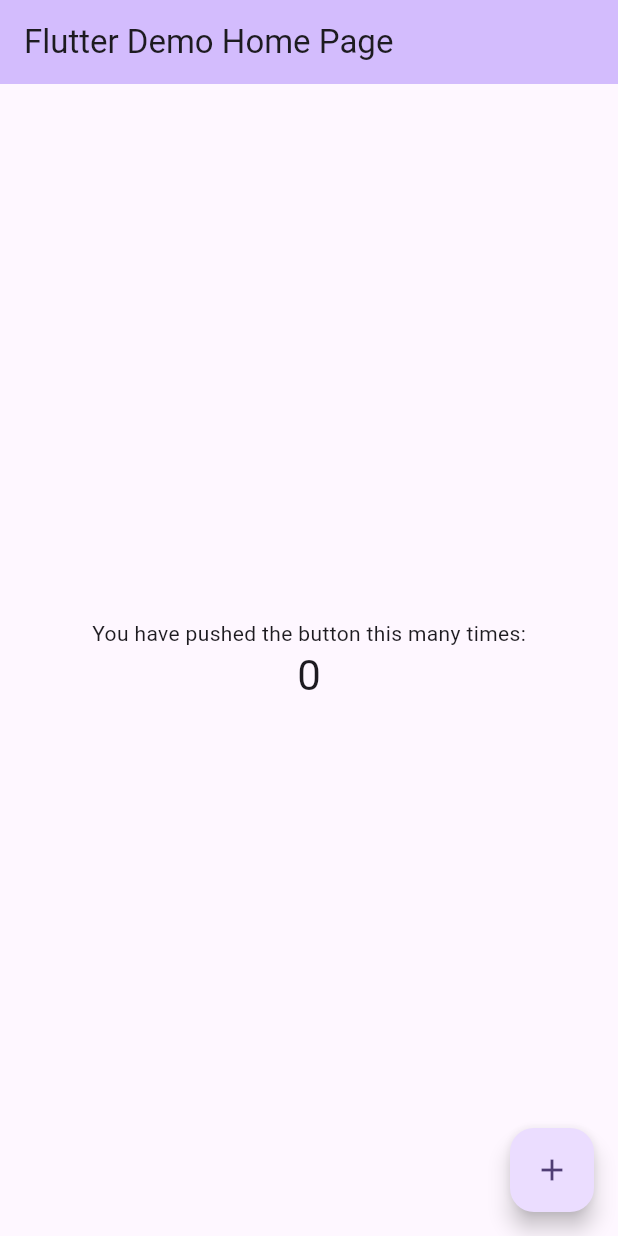
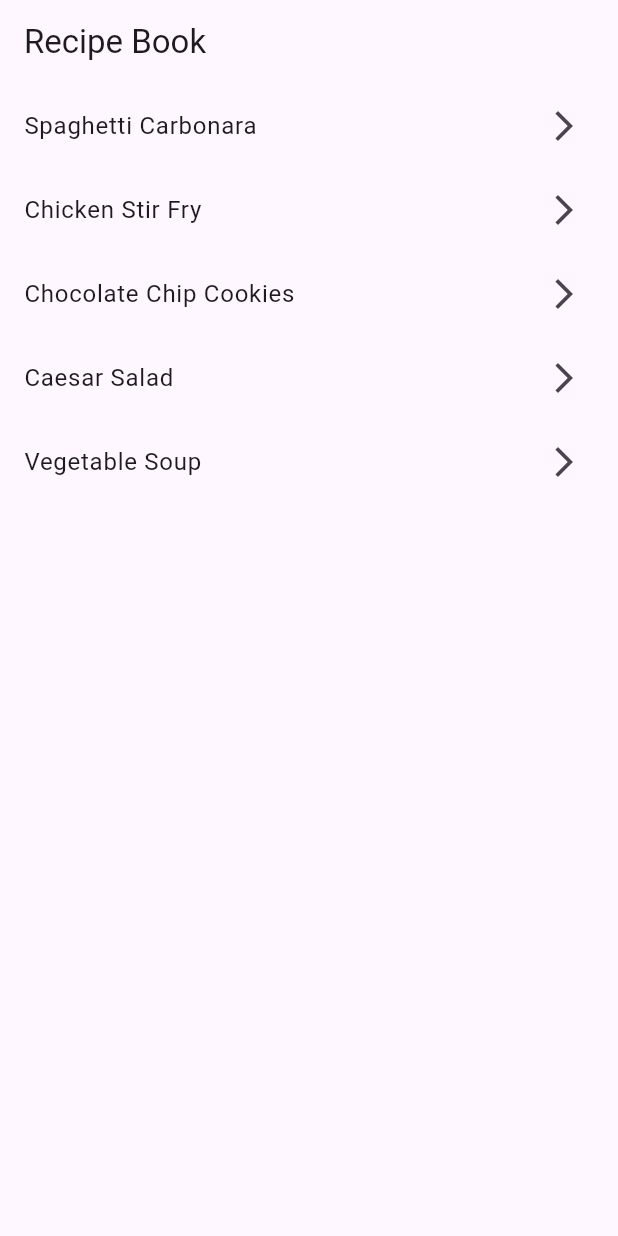
Before and after one commit to AryanSahu2805/Recipe-Book-App, a Flutter app: the screen it shows after launch, on a phone screen of 412 x 824 dp. Run offline on Flutter 3.47's test engine with Material 3 defaults, Android fonts, the phone set to English and light mode, and no system bars.

Commit message:
Added home and detail screen

```diff
--- /dev/null
+++ b/lib/details_screen.dart
@@ -0,0 +1,63 @@
+import 'package:flutter/material.dart';
+import 'home_screen.dart';
+
+class DetailsScreen extends StatelessWidget {
+  final Recipe recipe;
+
+  const DetailsScreen({super.key, required this.recipe});
+
+  @override
+  Widget build(BuildContext context) {
+    return Scaffold(
+      appBar: AppBar(
+        title: Text(recipe.name),
+      ),
+      body: SingleChildScrollView(
+        padding: const EdgeInsets.all(16.0),
+        child: Column(
+          crossAxisAlignment: CrossAxisAlignment.start,
+          children: [
+            const Text(
+              'Ingredients',
+              style: TextStyle(
+                fontSize: 22,
+                fontWeight: FontWeight.bold,
+              ),
+            ),
+            const SizedBox(height: 12),
+            ...recipe.ingredients.map(
+              (ingredient) => Padding(
+                padding: const EdgeInsets.symmetric(vertical: 4.0),
+                child: Row(
+                  crossAxisAlignment: CrossAxisAlignment.start,
+                  children: [
+                    const Text('• ', style: TextStyle(fontSize: 16)),
+                    Expanded(
+                      child: Text(
+                        ingredient,
+                        style: const TextStyle(fontSize: 16),
+                      ),
+                    ),
+                  ],
+                ),
+              ),
+            ),
+            const SizedBox(height: 24),
+            const Text(
+              'Instructions',
+              style: TextStyle(
+                fontSize: 22,
+                fontWeight: FontWeight.bold,
+              ),
+            ),
+            const SizedBox(height: 12),
+            Text(
+              recipe.instructions,
+              style: const TextStyle(fontSize: 16),
+            ),
+          ],
+        ),
+      ),
+    );
+  }
+}
--- /dev/null
+++ b/lib/home_screen.dart
@@ -0,0 +1,115 @@
+import 'package:flutter/material.dart';
+import 'details_screen.dart';
+
+class Recipe {
+  final String name;
+  final List<String> ingredients;
+  final String instructions;
+
+  Recipe({
+    required this.name,
+    required this.ingredients,
+    required this.instructions,
+  });
+}
+
+class HomeScreen extends StatelessWidget {
+  const HomeScreen({super.key});
+
+  @override
+  Widget build(BuildContext context) {
+    final List<Recipe> recipes = [
+      Recipe(
+        name: 'Spaghetti Carbonara',
+        ingredients: [
+          '400g spaghetti',
+          '200g pancetta',
+          '4 large eggs',
+          '100g Parmesan cheese',
+          'Black pepper',
+          'Salt'
+        ],
+        instructions:
+            '1. Cook spaghetti according to package instructions.\n2. Fry pancetta until crispy.\n3. Beat eggs with Parmesan cheese.\n4. Mix hot pasta with pancetta.\n5. Remove from heat and stir in egg mixture.\n6. Season with black pepper and salt.',
+      ),
+      Recipe(
+        name: 'Chicken Stir Fry',
+        ingredients: [
+          '500g chicken breast',
+          '2 bell peppers',
+          '1 onion',
+          '3 cloves garlic',
+          'Soy sauce',
+          'Vegetable oil',
+          'Rice'
+        ],
+        instructions:
+            '1. Cut chicken into bite-sized pieces.\n2. Heat oil in a wok.\n3. Cook chicken until golden.\n4. Add vegetables and garlic.\n5. Stir fry for 5 minutes.\n6. Add soy sauce.\n7. Serve with rice.',
+      ),
+      Recipe(
+        name: 'Chocolate Chip Cookies',
+        ingredients: [
+          '2 cups flour',
+          '1 cup butter',
+          '1 cup sugar',
+          '2 eggs',
+          '2 cups chocolate chips',
+          '1 tsp vanilla extract',
+          '1 tsp baking soda'
+        ],
+        instructions:
+            '1. Preheat oven to 375°F.\n2. Mix butter and sugar.\n3. Add eggs and vanilla.\n4. Combine flour and baking soda.\n5. Fold in chocolate chips.\n6. Drop spoonfuls on baking sheet.\n7. Bake for 10-12 minutes.',
+      ),
+      Recipe(
+        name: 'Caesar Salad',
+        ingredients: [
+          'Romaine lettuce',
+          'Croutons',
+          'Parmesan cheese',
+          'Caesar dressing',
+          'Chicken breast (optional)',
+          'Lemon juice'
+        ],
+        instructions:
+            '1. Wash and chop romaine lettuce.\n2. Grill chicken if using.\n3. Toss lettuce with Caesar dressing.\n4. Add croutons and Parmesan.\n5. Top with grilled chicken.\n6. Drizzle with lemon juice.',
+      ),
+      Recipe(
+        name: 'Vegetable Soup',
+        ingredients: [
+          '4 carrots',
+          '3 celery stalks',
+          '2 onions',
+          '4 cups vegetable broth',
+          '2 potatoes',
+          'Salt and pepper',
+          'Herbs'
+        ],
+        instructions:
+            '1. Chop all vegetables.\n2. Sauté onions until soft.\n3. Add carrots and celery.\n4. Pour in vegetable broth.\n5. Add potatoes and herbs.\n6. Simmer for 30 minutes.\n7. Season with salt and pepper.',
+      ),
+    ];
+
+    return Scaffold(
+      appBar: AppBar(
+        title: const Text('Recipe Book'),
+      ),
+      body: ListView.builder(
+        itemCount: recipes.length,
+        itemBuilder: (context, index) {
+          return ListTile(
+            title: Text(recipes[index].name),
+            trailing: const Icon(Icons.arrow_forward_ios),
+            onTap: () {
+              Navigator.push(
+                context,
+                MaterialPageRoute(
+                  builder: (context) => DetailsScreen(recipe: recipes[index]),
+                ),
+              );
+            },
+          );
+        },
+      ),
+    );
+  }
+}
--- a/lib/main.dart
+++ b/lib/main.dart
@@ -1,122 +1,21 @@
 import 'package:flutter/material.dart';
+import 'home_screen.dart';
 
 void main() {
-  runApp(const MyApp());
+  runApp(const RecipeBookApp());
 }
 
-class MyApp extends StatelessWidget {
-  const MyApp({super.key});
+class RecipeBookApp extends StatelessWidget {
+  const RecipeBookApp({super.key});
 
-  // This widget is the root of your application.
   @override
   Widget build(BuildContext context) {
     return MaterialApp(
-      title: 'Flutter Demo',
+      title: 'Recipe Book',
       theme: ThemeData(
-        // This is the theme of your application.
-        //
-        // TRY THIS: Try running your application with "flutter run". You'll see
-        // the application has a purple toolbar. Then, without quitting the app,
-        // try changing the seedColor in the colorScheme below to Colors.green
-        // and then invoke "hot reload" (save your changes or press the "hot
-        // reload" button in a Flutter-supported IDE, or press "r" if you used
-        // the command line to start the app).
-        //
-        // Notice that the counter didn't reset back to zero; the application
-        // state is not lost during the reload. To reset the state, use hot
-        // restart instead.
-        //
-        // This works for code too, not just values: Most code changes can be
-        // tested with just a hot reload.
-        colorScheme: ColorScheme.fromSeed(seedColor: Colors.deepPurple),
+        primarySwatch: Colors.blue,
       ),
-      home: const MyHomePage(title: 'Flutter Demo Home Page'),
+      home: const HomeScreen(),
     );
   }
 }
-
-class MyHomePage extends StatefulWidget {
-  const MyHomePage({super.key, required this.title});
-
-  // This widget is the home page of your application. It is stateful, meaning
-  // that it has a State object (defined below) that contains fields that affect
-  // how it looks.
-
-  // This class is the configuration for the state. It holds the values (in this
-  // case the title) provided by the parent (in this case the App widget) and
-  // used by the build method of the State. Fields in a Widget subclass are
-  // always marked "final".
-
-  final String title;
-
-  @override
-  State<MyHomePage> createState() => _MyHomePageState();
-}
-
-class _MyHomePageState extends State<MyHomePage> {
-  int _counter = 0;
-
-  void _incrementCounter() {
-    setState(() {
-      // This call to setState tells the Flutter framework that something has
-      // changed in this State, which causes it to rerun the build method below
-      // so that the display can reflect the updated values. If we changed
-      // _counter without calling setState(), then the build method would not be
-      // called again, and so nothing would appear to happen.
-      _counter++;
-    });
-  }
-
-  @override
-  Widget build(BuildContext context) {
-    // This method is rerun every time setState is called, for instance as done
-    // by the _incrementCounter method above.
-    //
-    // The Flutter framework has been optimized to make rerunning build methods
-    // fast, so that you can just rebuild anything that needs updating rather
-    // than having to individually change instances of widgets.
-    return Scaffold(
-      appBar: AppBar(
-        // TRY THIS: Try changing the color here to a specific color (to
-        // Colors.amber, perhaps?) and trigger a hot reload to see the AppBar
-        // change color while the other colors stay the same.
-        backgroundColor: Theme.of(context).colorScheme.inversePrimary,
-        // Here we take the value from the MyHomePage object that was created by
-        // the App.build method, and use it to set our appbar title.
-        title: Text(widget.title),
-      ),
-      body: Center(
-        // Center is a layout widget. It takes a single child and positions it
-        // in the middle of the parent.
-        child: Column(
-          // Column is also a layout widget. It takes a list of children and
-          // arranges them vertically. By default, it sizes itself to fit its
-          // children horizontally, and tries to be as tall as its parent.
-          //
-          // Column has various properties to control how it sizes itself and
-          // how it positions its children. Here we use mainAxisAlignment to
-          // center the children vertically; the main axis here is the vertical
-          // axis because Columns are vertical (the cross axis would be
-          // horizontal).
-          //
-          // TRY THIS: Invoke "debug painting" (choose the "Toggle Debug Paint"
-          // action in the IDE, or press "p" in the console), to see the
-          // wireframe for each widget.
-          mainAxisAlignment: MainAxisAlignment.center,
-          children: <Widget>[
-            const Text('You have pushed the button this many times:'),
-            Text(
-              '$_counter',
-              style: Theme.of(context).textTheme.headlineMedium,
-            ),
-          ],
-        ),
-      ),
-      floatingActionButton: FloatingActionButton(
-        onPressed: _incrementCounter,
-        tooltip: 'Increment',
-        child: const Icon(Icons.add),
-      ), // This trailing comma makes auto-formatting nicer for build methods.
-    );
-  }
-}
```
